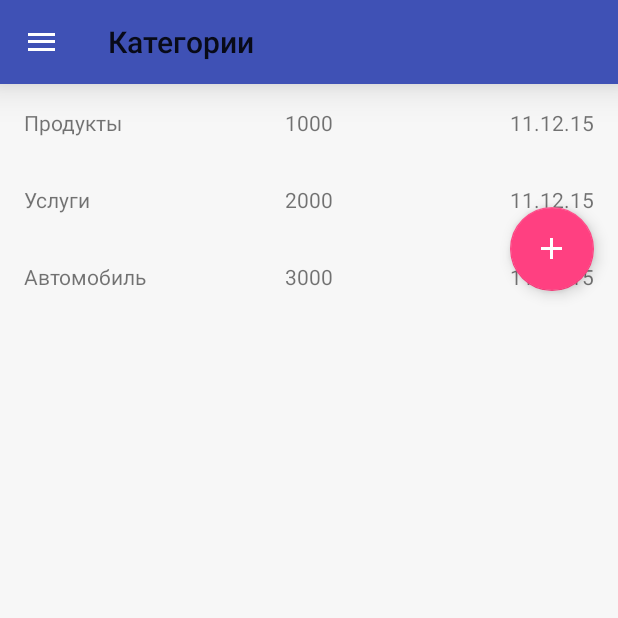
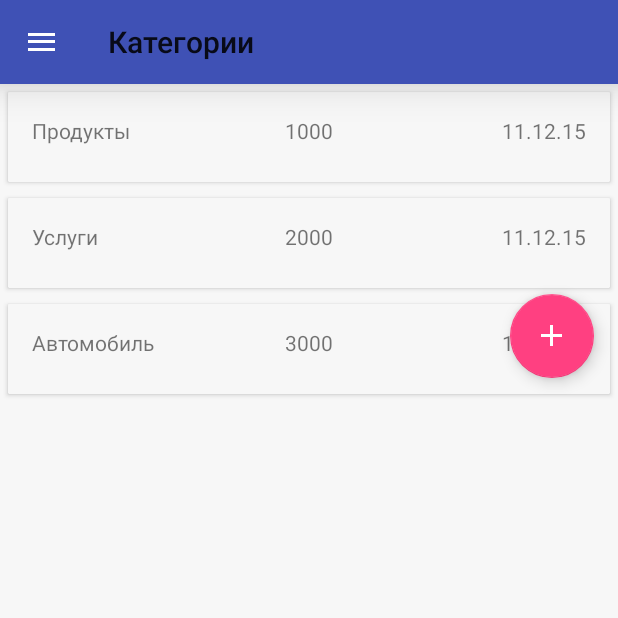
Before and after one commit to aspknopixx/MoneyTracker, an Android app: the screen it shows after launch (MainActivity), in the side drawer, after a tap on "Категории", on a phone screen of 412 x 824 dp, the top half of it. Run offline under Robolectric (Android 15) with nearby library versions, the light colour scheme and no system bars.

Commit message:
Corrected remarks

```diff
--- a/app/src/main/java/com/loftschool/moneytracker/CategoryAdapter.java
+++ b/app/src/main/java/com/loftschool/moneytracker/CategoryAdapter.java
@@ -18,7 +18,7 @@ public class CategoryAdapter extends RecyclerView.Adapter<CategoryAdapter.CardVi
 
     @Override
     public CardViewHolder onCreateViewHolder(ViewGroup parent, int viewType) {
-        View convertView = LayoutInflater.from(parent.getContext()).inflate(R.layout.list, parent, false);
+        View convertView = LayoutInflater.from(parent.getContext()).inflate(R.layout.list_item, parent, false);
         return new CardViewHolder(convertView);
     }
 
--- a/app/src/main/res/layout/list.xml
+++ /dev/null
@@ -1,32 +0,0 @@
-<?xml version="1.0" encoding="utf-8"?>
-
-    <RelativeLayout
-        xmlns:android="http://schemas.android.com/apk/res/android"
-        style="@style/Container.Formatted">
-
-        <TextView
-            android:id="@+id/name_text"
-            android:layout_width="wrap_content"
-            android:layout_height="wrap_content"
-            android:textSize="@dimen/text_size"
-            android:text="Name"/>
-
-        <TextView
-            android:id="@+id/sum_text"
-            android:layout_width="wrap_content"
-            android:layout_height="wrap_content"
-            android:gravity="center_horizontal"
-            android:text="Sum"
-            android:textSize="@dimen/text_size"
-            android:layout_alignParentTop="true"
-            android:layout_centerHorizontal="true" />
-
-        <TextView
-            android:id="@+id/date_text"
-            android:layout_width="wrap_content"
-            android:layout_height="wrap_content"
-            android:text="Date"
-            android:layout_alignParentTop="true"
-            android:layout_alignParentRight="true"
-            android:layout_alignParentEnd="true" />
-    </RelativeLayout>
```
